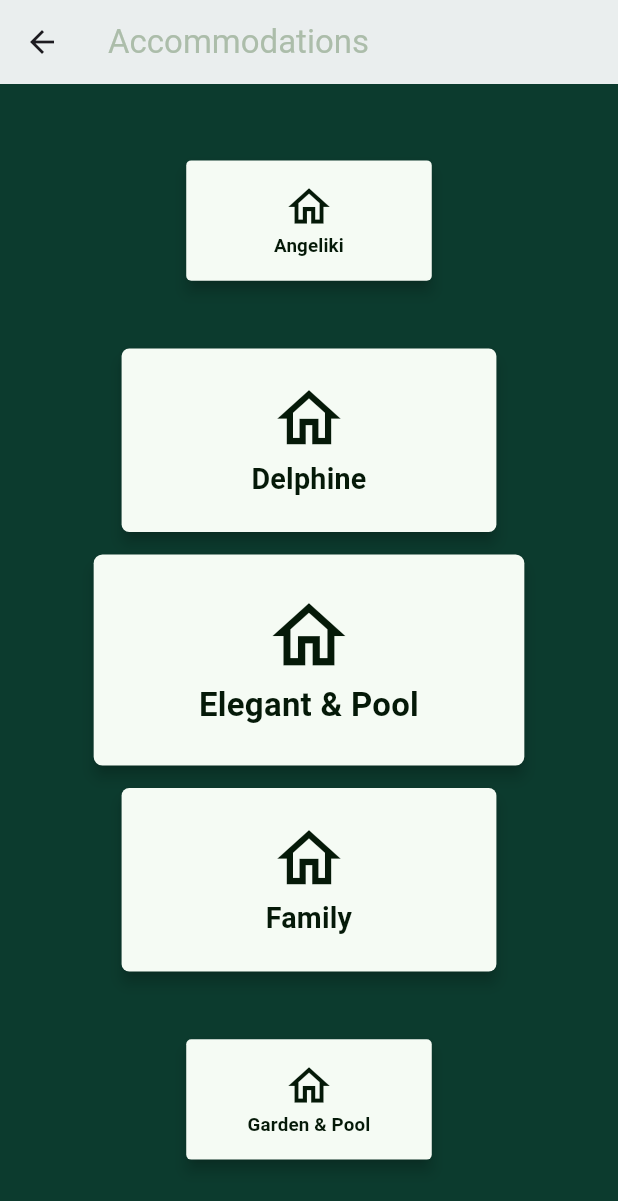
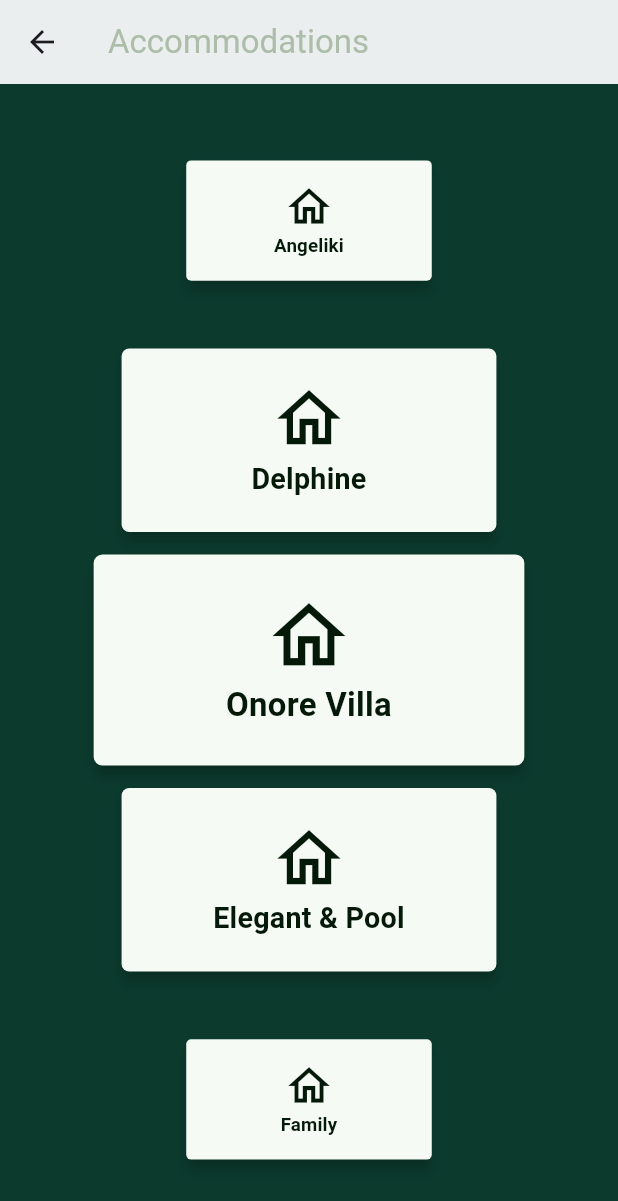
Before and after one commit to MiltiadisR/CapstoneProject, a Flutter app: the CarouselDemo screen opened directly, on a phone screen of 412 x 824 dp. Shown: the top 1201 px of the screen. Run offline on Flutter 3.47's test engine with Material 3 defaults, Android fonts, the phone set to English and light mode, and no system bars; drawn by our look-alikes of carousel_slider; our stand-ins replace cached_network_image, cloud_firestore, firebase_auth, firebase_core, firebase_storage, flutter_otp_text_field and 4 more; missing offline and left inert: icalendar_parser, paged_vertical_calendar; accounts and stored records are empty.

Commit message:
onore villa

```diff
--- a/main/lib/Accommodations.dart
+++ b/main/lib/Accommodations.dart
@@ -30,6 +30,14 @@ class CarouselDemo extends StatelessWidget {
       body: Center(
         child: CarouselSlider(
           items: [
+            FittedBox(
+              fit: BoxFit.contain,
+              child: RoomWidget(
+                title: 'Onore Villa',
+                icon: Icons.home_outlined,
+                path: Reservation_Details_only_one(name: 'Onore Villa'),
+              ),
+            ),
             FittedBox(
               fit: BoxFit.contain,
               child: RoomWidget(
--- a/main/lib/screens/home/Home.dart
+++ b/main/lib/screens/home/Home.dart
@@ -152,6 +152,14 @@ class CarouselDemo extends StatelessWidget {
   Widget build(BuildContext context) {
     return CarouselSlider(
       items: [
+        FittedBox(
+          fit: BoxFit.contain,
+          child: RoomWidget(
+            title: 'Onore Villa',
+            icon: Icons.home_outlined,
+            path: Reservation_Details_only_one(name: 'Onore Villa'),
+          ),
+        ),
         FittedBox(
           fit: BoxFit.contain,
           child: RoomWidget(
```
